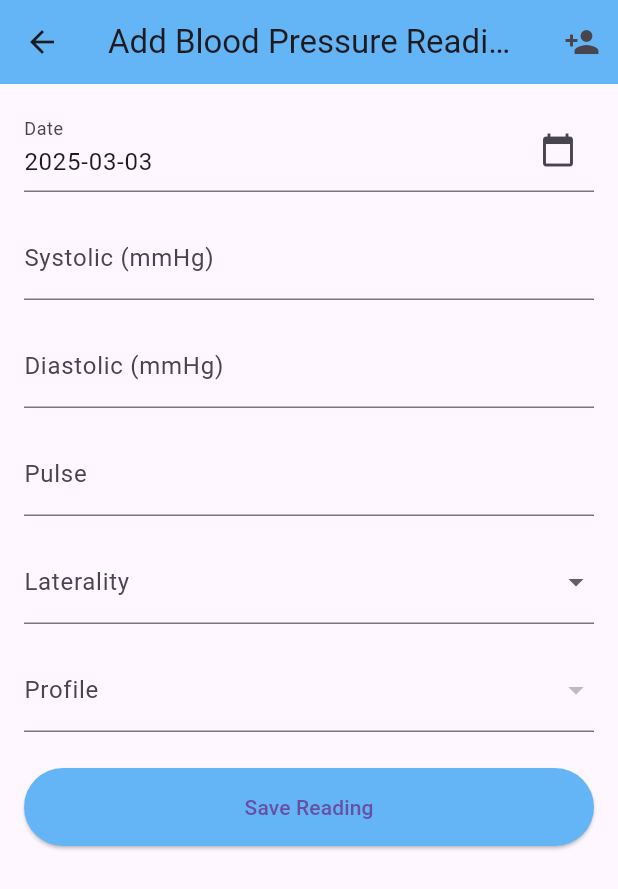
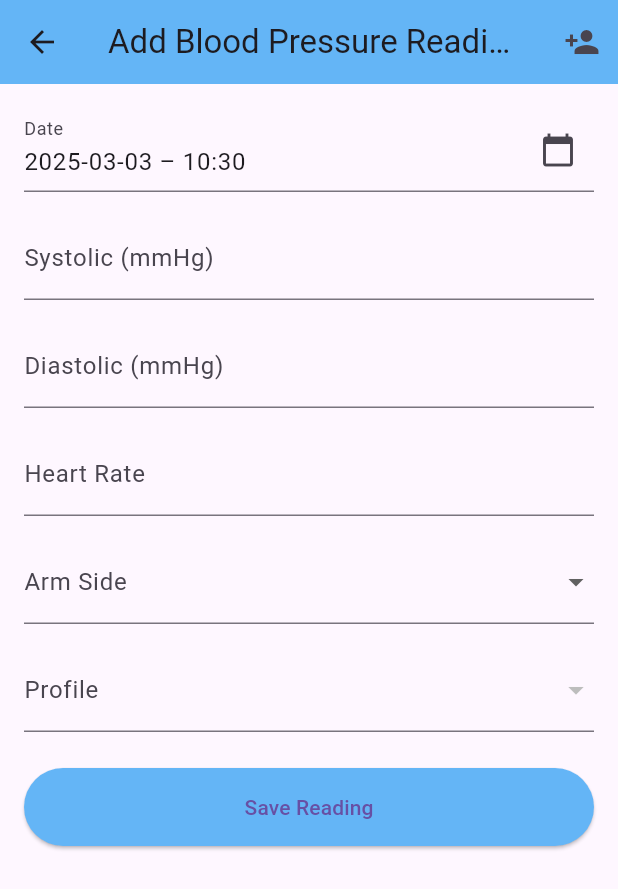
Before and after one commit to KCUkeka/bp_monitor, a Flutter app: the screen it shows after launch, after a tap on an icon or button, on a phone screen of 412 x 824 dp. Shown: the top 889 px of the screen. Run offline on Flutter 3.47's test engine with Material 3 defaults, Android fonts, the phone set to English and light mode, and no system bars; our stand-ins replace sqflite; accounts and stored records are empty.

Commit message:
DB scheme changed. Modified pages to adjust to change made.

```diff
--- a/lib/database/database_helper.dart
+++ b/lib/database/database_helper.dart
@@ -4,20 +4,24 @@ import 'package:path/path.dart';
 import 'package:path_provider/path_provider.dart';
 
 class DatabaseHelper {
+  // Singleton pattern
   static final DatabaseHelper _instance = DatabaseHelper._internal();
+  factory DatabaseHelper() => _instance;
+  DatabaseHelper._internal();
+
   static Database? _database;
+  final String _readingsTable = 'readings';
+  final String _profilesTable = 'profiles';
 
-  final String tableName = 'readings';
+  // Column names
   final String colId = 'id';
   final String colSystolic = 'systolic';
   final String colDiastolic = 'diastolic';
   final String colHeartRate = 'heartRate';
+  final String colArmSide = 'armSide';
   final String colDateTime = 'dateTime';
-  final String colNotes = 'notes';
-
-  factory DatabaseHelper() => _instance;
-
-  DatabaseHelper._internal();
+  final String colProfileId = 'profileId';
+  final String colProfileName = 'name';
 
   Future<Database> get database async {
     if (_database != null) return _database!;
@@ -31,64 +35,113 @@ class DatabaseHelper {
 
     return await openDatabase(
       path,
-      version: 1,
+      version: 2, // Incremented version for schema changes
       onCreate: _onCreate,
+      onUpgrade: _onUpgrade,
     );
   }
 
-// Add these columns to your table creation
   Future<void> _onCreate(Database db, int version) async {
+    // Create profiles table first
     await db.execute('''
-    CREATE TABLE readings (
-      id INTEGER PRIMARY KEY AUTOINCREMENT,
-      systolic INTEGER NOT NULL,
-      diastolic INTEGER NOT NULL,
-      pulse INTEGER,
-      laterality TEXT NOT NULL,
-      profile TEXT NOT NULL,
-      date TEXT NOT NULL
+      CREATE TABLE $_profilesTable (
+        $colId INTEGER PRIMARY KEY AUTOINCREMENT,
+        $colProfileName TEXT NOT NULL UNIQUE
       )
     ''');
 
+    // Create readings table with foreign key
     await db.execute('''
-    CREATE TABLE profiles (
-      id INTEGER PRIMARY KEY AUTOINCREMENT,
-      name TEXT NOT NULL UNIQUE
+      CREATE TABLE $_readingsTable (
+        $colId INTEGER PRIMARY KEY AUTOINCREMENT,
+        $colSystolic INTEGER NOT NULL,
+        $colDiastolic INTEGER NOT NULL,
+        $colHeartRate INTEGER,
+        $colArmSide TEXT NOT NULL,
+        $colDateTime TEXT NOT NULL,
+        $colProfileId INTEGER,
+        FOREIGN KEY ($colProfileId) REFERENCES $_profilesTable($colId)
       )
     ''');
   }
 
-// Add profile methods
+  Future<void> _onUpgrade(Database db, int oldVersion, int newVersion) async {
+    if (oldVersion < 2) {
+      // Migration for version 2
+      await db.execute('''
+        ALTER TABLE $_readingsTable
+        ADD COLUMN $colProfileId INTEGER
+      ''');
+    }
+  }
+
+  // ================== Profile Operations ==================
   Future<int> insertProfile(String name) async {
     final db = await database;
-  return await db.insert('profiles', {'name': name});
+    return await db.insert(
+      _profilesTable,
+      {colProfileName: name},
+      conflictAlgorithm: ConflictAlgorithm.replace,
+    );
   }
 
-Future<List<Map<String, dynamic>>> getAllProfiles() async {
+  Future<List<Map<String, dynamic>>> getProfiles() async {
     final db = await database;
-  return await db.query('profiles');
+    return await db.query(_profilesTable);
   }
 
   Future<int> deleteProfile(int id) async {
     final db = await database;
-  return await db.delete('profiles', where: 'id = ?', whereArgs: [id]);
+    return await db.delete(
+      _profilesTable,
+      where: '$colId = ?',
+      whereArgs: [id],
+    );
   }
 
-  // CRUD Operations
+  // ================== Reading Operations ==================
   Future<int> insertReading(Map<String, dynamic> reading) async {
     final db = await database;
-    return await db.insert(tableName, reading);
+    return await db.insert(
+      _readingsTable,
+      reading,
+      conflictAlgorithm: ConflictAlgorithm.replace,
+    );
   }
 
   Future<List<Map<String, dynamic>>> getAllReadings() async {
     final db = await database;
-    return await db.query(tableName, orderBy: '$colDateTime DESC');
+    return await db.query(
+      _readingsTable,
+      orderBy: '$colDateTime DESC',
+    );
+  }
+
+  Future<List<Map<String, dynamic>>> getReadingsByProfile(int profileId) async {
+    final db = await database;
+    return await db.query(
+      _readingsTable,
+      where: '$colProfileId = ?',
+      whereArgs: [profileId],
+      orderBy: '$colDateTime DESC',
+    );
+  }
+
+  Future<List<Map<String, dynamic>>> getReadingsWithProfile() async {
+    final db = await database;
+    return await db.rawQuery('''
+      SELECT r.*, p.$colProfileName
+      FROM $_readingsTable r
+      LEFT JOIN $_profilesTable p
+      ON r.$colProfileId = p.$colId
+      ORDER BY r.$colDateTime DESC
+    ''');
   }
 
   Future<int> updateReading(Map<String, dynamic> reading) async {
     final db = await database;
     return await db.update(
-      tableName,
+      _readingsTable,
       reading,
       where: '$colId = ?',
       whereArgs: [reading[colId]],
@@ -98,9 +151,21 @@ Future<int> deleteProfile(int id) async {
   Future<int> deleteReading(int id) async {
     final db = await database;
     return await db.delete(
-      tableName,
+      _readingsTable,
       where: '$colId = ?',
       whereArgs: [id],
     );
   }
+
+  // ================== Helper Methods ==================
+  Future<void> close() async {
+    final db = await database;
+    db.close();
   }
+
+  Future<void> clearDatabase() async {
+    final db = await database;
+    await db.delete(_readingsTable);
+    await db.delete(_profilesTable);
+  }
+}
--- a/lib/models/blood_pressure_reading.dart
+++ b/lib/models/blood_pressure_reading.dart
@@ -2,19 +2,19 @@ class BloodPressureReading {
   final int? id;
   final int systolic;
   final int diastolic;
-  final int? pulse; // Should match this name
-  final String laterality; // Should match this name
-  final String profile; // Should match this name
-  final DateTime date; // Should match this name
+  final int? heartRate;  // Changed from pulse
+  final String armSide;  // Changed from laterality
+  final int? profileId;  // Changed from profile (now int ID instead of String name)
+  final DateTime dateTime;  // Changed from date
 
   BloodPressureReading({
     this.id,
     required this.systolic,
     required this.diastolic,
-    this.pulse,
-    required this.laterality,
-    required this.profile,
-    required this.date, // Not dateTime
+    this.heartRate,
+    required this.armSide,
+    this.profileId,
+    required this.dateTime,
   });
 
   Map<String, dynamic> toMap() {
@@ -22,10 +22,10 @@ class BloodPressureReading {
       'id': id,
       'systolic': systolic,
       'diastolic': diastolic,
-      'pulse': pulse,
-      'laterality': laterality,
-      'profile': profile,
-      'date': date.toIso8601String(), // Key matches database column
+      'heartRate': heartRate,       // Matches database column
+      'armSide': armSide,           // Matches database column
+      'profileId': profileId,       // Matches database column
+      'dateTime': dateTime.toIso8601String(),  // Matches database column
     };
   }
 
@@ -34,10 +34,20 @@ class BloodPressureReading {
       id: map['id'],
       systolic: map['systolic'],
       diastolic: map['diastolic'],
-      pulse: map['pulse'],
-      laterality: map['laterality'],
-      profile: map['profile'],
-      date: DateTime.parse(map['date']), // Matches database column
+      heartRate: map['heartRate'],
+      armSide: map['armSide'],
+      profileId: map['profileId'],
+      dateTime: DateTime.parse(map['dateTime']),
     );
   }
+
+  // Helper method if you need to combine with profile name
+  String getProfileName(List<Map<String, dynamic>> profiles) {
+    if (profileId == null) return 'No Profile';
+    final profile = profiles.firstWhere(
+      (p) => p['id'] == profileId,
+      orElse: () => {'name': 'Unknown'},
+    );
+    return profile['name'];
+  }
 }
--- a/lib/screens/add_reading.dart
+++ b/lib/screens/add_reading.dart
@@ -16,12 +16,12 @@ class _AddReadingPageState extends State<AddReadingPage> {
   final DatabaseHelper _dbHelper = DatabaseHelper();
   String systolic = '';
   String diastolic = '';
-  String pulse = '';
-  String? selectedLaterality;
-  String? selectedProfile;
+  String heartRate = '';
+  String? selectedArmSide;
+  int? selectedProfileId;
   DateTime selectedDate = DateTime.now();
-  final List<String> lateralityOptions = ['Left Arm', 'Right Arm'];
-  List<String> profileOptions = [];
+  final List<String> armSideOptions = ['Left', 'Right'];
+  List<Map<String, dynamic>> profileOptions = [];
 
   @override
   void initState() {
@@ -30,9 +30,9 @@ class _AddReadingPageState extends State<AddReadingPage> {
   }
 
   Future<void> _loadProfiles() async {
-    final profiles = await _dbHelper.getAllProfiles();
+    final profiles = await _dbHelper.getProfiles();
     setState(() {
-      profileOptions = profiles.map((p) => p['name'] as String).toList();
+      profileOptions = profiles;
     });
   }
 
@@ -43,7 +43,7 @@ class _AddReadingPageState extends State<AddReadingPage> {
       firstDate: DateTime(2000),
       lastDate: DateTime.now(),
     );
-    if (picked != null) {
+    if (picked != null && picked != selectedDate) {
       setState(() => selectedDate = picked);
     }
   }
@@ -52,15 +52,15 @@ class _AddReadingPageState extends State<AddReadingPage> {
   Widget build(BuildContext context) {
     return Scaffold(
       appBar: AppBar(
-        title: Text('Add Blood Pressure Reading'),
+        title: const Text('Add Blood Pressure Reading'),
         backgroundColor: Colors.blue.shade300,
         actions: [
           IconButton(
-            icon: Icon(Icons.person_add),
+            icon: const Icon(Icons.person_add),
             onPressed: () async {
               await Navigator.push(
                 context,
-                MaterialPageRoute(builder: (context) => ProfilePage()),
+                MaterialPageRoute(builder: (context) =>  ProfilePage()),
               );
               _loadProfiles();
             },
@@ -77,80 +77,78 @@ class _AddReadingPageState extends State<AddReadingPage> {
                 decoration: InputDecoration(
                   labelText: 'Date',
                   suffixIcon: IconButton(
-                    icon: Icon(Icons.calendar_today),
+                    icon: const Icon(Icons.calendar_today),
                     onPressed: () => _selectDate(context),
                   ),
                 ),
                 readOnly: true,
                 controller: TextEditingController(
-                    text: DateFormat('yyyy-MM-dd').format(selectedDate)),
+                    text: DateFormat('yyyy-MM-dd – HH:mm').format(selectedDate)),
                 validator: (value) =>
                     value?.isEmpty ?? true ? 'Select date' : null,
               ),
-              SizedBox(height: 16),
+              const SizedBox(height: 16),
               TextFormField(
-                decoration: InputDecoration(labelText: 'Systolic (mmHg)'),
+                decoration: const InputDecoration(labelText: 'Systolic (mmHg)'),
                 keyboardType: TextInputType.number,
                 onChanged: (v) => systolic = v,
                 validator: (v) => v!.isEmpty ? 'Required' : null,
               ),
-              SizedBox(height: 16),
+              const SizedBox(height: 16),
               TextFormField(
-                decoration: InputDecoration(labelText: 'Diastolic (mmHg)'),
+                decoration: const InputDecoration(labelText: 'Diastolic (mmHg)'),
                 keyboardType: TextInputType.number,
                 onChanged: (v) => diastolic = v,
                 validator: (v) => v!.isEmpty ? 'Required' : null,
               ),
-              SizedBox(height: 16),
+              const SizedBox(height: 16),
               TextFormField(
-                decoration: InputDecoration(labelText: 'Pulse'),
+                decoration: const InputDecoration(labelText: 'Heart Rate'),
                 keyboardType: TextInputType.number,
-                onChanged: (v) => pulse = v,
+                onChanged: (v) => heartRate = v,
               ),
-              SizedBox(height: 16),
+              const SizedBox(height: 16),
               DropdownButtonFormField<String>(
-                value: selectedLaterality,
-                items: lateralityOptions
+                value: selectedArmSide,
+                items: armSideOptions
                     .map((v) => DropdownMenuItem(
                           value: v,
                           child: Text(v),
                         ))
                     .toList(),
-                onChanged: (v) => setState(() => selectedLaterality = v),
-                decoration: InputDecoration(labelText: 'Laterality'),
+                onChanged: (v) => setState(() => selectedArmSide = v),
+                decoration: const InputDecoration(labelText: 'Arm Side'),
                 validator: (v) => v == null ? 'Required' : null,
               ),
-              SizedBox(height: 16),
-              DropdownButtonFormField<String>(
-                value: selectedProfile,
+              const SizedBox(height: 16),
+              DropdownButtonFormField<int>(
+                value: selectedProfileId,
                 items: profileOptions
-                    .map((v) => DropdownMenuItem(
-                          value: v,
-                          child: Text(v),
+                    .map((profile) => DropdownMenuItem(
+                          value: profile['id'] as int,
+                          child: Text(profile['name'] as String),
                         ))
                     .toList(),
-                onChanged: (v) => setState(() => selectedProfile = v),
-                decoration: InputDecoration(labelText: 'Profile'),
+                onChanged: (v) => setState(() => selectedProfileId = v),
+                decoration: const InputDecoration(labelText: 'Profile'),
                 validator: (v) => v == null ? 'Required' : null,
               ),
-              SizedBox(height: 24),
+              const SizedBox(height: 24),
               ElevatedButton(
                 style: ElevatedButton.styleFrom(
                     backgroundColor: Colors.blue.shade300,
-                    padding: EdgeInsets.symmetric(vertical: 16)),
+                    padding: const EdgeInsets.symmetric(vertical: 16)),
                 onPressed: () async {
                   if (_formKey.currentState!.validate()) {
                     final reading = BloodPressureReading(
                       systolic: int.parse(systolic),
                       diastolic: int.parse(diastolic),
-                      pulse: pulse.isNotEmpty
-                          ? int.parse(pulse)
-                          : null, // Changed from heartRate to pulse
-                      laterality:
-                          selectedLaterality!, // Changed from lateralitySide
-                      profile: selectedProfile!, // Changed from profileName
-                      date:
-                          selectedDate, // Change 'dateTime' to 'date' (or the correct name)
+                      heartRate: heartRate.isNotEmpty
+                          ? int.parse(heartRate)
+                          : null,
+                      armSide: selectedArmSide!,
+                      dateTime: selectedDate,
+                      profileId: selectedProfileId,
                     );
 
                     try {
@@ -158,11 +156,11 @@ class _AddReadingPageState extends State<AddReadingPage> {
                       Navigator.pop(context, true);
                     } catch (e) {
                       ScaffoldMessenger.of(context).showSnackBar(
-                          SnackBar(content: Text('Error saving reading')));
+                          const SnackBar(content: Text('Error saving reading')));
                     }
                   }
                 },
-                child: Text('Save Reading'),
+                child: const Text('Save Reading'),
               ),
             ],
           ),
--- a/lib/screens/history_page.dart
+++ b/lib/screens/history_page.dart
@@ -11,62 +11,83 @@ class HistoryPage extends StatefulWidget {
 
 class _HistoryPageState extends State<HistoryPage> {
   final DatabaseHelper _dbHelper = DatabaseHelper();
-  Map<String, List<BloodPressureReading>> profileReadings = {};
+  Map<int, List<BloodPressureReading>> groupedReadings = {};
+  List<Map<String, dynamic>> profiles = [];
+  final Map<int, String> _profileNames = {};
 
   @override
   void initState() {
     super.initState();
-    _loadReadings();
+    _loadData();
   }
 
-  Future<void> _loadReadings() async {
+  Future<void> _loadData() async {
     final readings = await _dbHelper.getAllReadings();
-    final grouped = <String, List<BloodPressureReading>>{};
+    profiles = await _dbHelper.getProfiles();
 
+    // Create profile name lookup
+    _profileNames.clear();
+    for (final profile in profiles) {
+      _profileNames[profile['id'] as int] = profile['name'] as String;
+    }
+
+    // Group readings by profile ID
+    final grouped = <int, List<BloodPressureReading>>{};
     for (var readingMap in readings) {
       final reading = BloodPressureReading.fromMap(readingMap);
-      if (!grouped.containsKey(reading.profile)) {
-        grouped[reading.profile] = [];
+      final profileId = reading.profileId ?? 0; // 0 = no profile
+
+      if (!grouped.containsKey(profileId)) {
+        grouped[profileId] = [];
       }
-      grouped[reading.profile]!.add(reading);
+      grouped[profileId]!.add(reading);
     }
 
-    setState(() => profileReadings = grouped);
+    setState(() => groupedReadings = grouped);
+  }
+
+  String _getProfileName(int profileId) {
+    return _profileNames[profileId] ?? 'Unknown Profile';
   }
 
   @override
   Widget build(BuildContext context) {
     return Scaffold(
       appBar: AppBar(
-        title: Text('History'),
+        title: const Text('History'),
         backgroundColor: Colors.blue.shade300,
       ),
       body: RefreshIndicator(
-        onRefresh: _loadReadings,
+        onRefresh: _loadData,
         child: ListView.builder(
-          itemCount: profileReadings.keys.length,
+          itemCount: groupedReadings.keys.length,
           itemBuilder: (context, index) {
-            final profile = profileReadings.keys.elementAt(index);
+            final profileId = groupedReadings.keys.elementAt(index);
+            final readings = groupedReadings[profileId]!;
+
             return Card(
-              margin: EdgeInsets.all(8),
+              margin: const EdgeInsets.all(8),
               child: ExpansionTile(
-                title: Text(profile,
-                    style: TextStyle(fontWeight: FontWeight.bold)),
-                children: profileReadings[profile]!
-                    .map((reading) => ListTile(
                 title: Text(
-                              '${reading.systolic}/${reading.diastolic} mmHg'),
+                  profileId == 0 ? 'No Profile' : _getProfileName(profileId),
+                  style: const TextStyle(fontWeight: FontWeight.bold),
+                ),
+                children: readings.map((reading) => ListTile(
+                  title: Text(
+                    '${reading.systolic}/${reading.diastolic} mmHg',
+                    style: const TextStyle(fontWeight: FontWeight.w500),
+                  ),
                   subtitle: Column(
                     crossAxisAlignment: CrossAxisAlignment.start,
                     children: [
-                              Text('Pulse: ${reading.pulse ?? "N/A"}'),
-                              Text(DateFormat('yyyy-MM-dd')
-                                  .format(reading.date)),
-                              Text('Laterality: ${reading.laterality}'),
+                      Text('Heart Rate: ${reading.heartRate ?? "N/A"}'),
+                      Text(DateFormat('yyyy-MM-dd – HH:mm')
+                          .format(reading.dateTime)),
+                      Text('Arm Side: ${reading.armSide}'),
                     ],
                   ),
                   trailing: IconButton(
-                            icon: Icon(Icons.edit),
+                    icon: const Icon(Icons.edit, color: Colors.blue),
                     onPressed: () async {
                       final result = await Navigator.push(
                         context,
@@ -77,11 +98,10 @@ class _HistoryPageState extends State<HistoryPage> {
                           ),
                         ),
                       );
-                              if (result == true) _loadReadings();
+                      if (result == true) _loadData();
                     },
                   ),
-                        ))
-                    .toList(),
+                )).toList(),
               ),
             );
           },
--- a/lib/screens/main_page.dart
+++ b/lib/screens/main_page.dart
@@ -20,33 +20,48 @@ class _MainPageState extends State<MainPage> {
   Color unselectedItem = Colors.grey;
   final DatabaseHelper _dbHelper = DatabaseHelper();
 
-  Map<String, List<BloodPressureReading>> profileReadings = {};
-  String? selectedProfile;
+  Map<int, List<BloodPressureReading>> groupedReadings = {};
+  final Map<int, String> _profileNames = {};
+  int? selectedProfileId;
 
   @override
   void initState() {
     super.initState();
-    _fetchProfileReadings();
+    _loadData();
   }
 
-  Future<void> _fetchProfileReadings() async {
+  Future<void> _loadData() async {
     final readings = await _dbHelper.getAllReadings();
-    final grouped = <String, List<BloodPressureReading>>{};
+    final profiles = await _dbHelper.getProfiles();
 
+    // Create profile name lookup
+    _profileNames.clear();
+    for (final profile in profiles) {
+      _profileNames[profile['id'] as int] = profile['name'] as String;
+    }
+
+    // Group readings by profile ID
+    final grouped = <int, List<BloodPressureReading>>{};
     for (var readingMap in readings) {
       final reading = BloodPressureReading.fromMap(readingMap);
-      if (!grouped.containsKey(reading.profile)) {
-        grouped[reading.profile] = [];
+      final profileId = reading.profileId ?? 0; // 0 = no profile
+
+      if (!grouped.containsKey(profileId)) {
+        grouped[profileId] = [];
       }
-      grouped[reading.profile]!.add(reading);
+      grouped[profileId]!.add(reading);
     }
 
     setState(() {
-      profileReadings = grouped;
+      groupedReadings = grouped;
       if (grouped.isNotEmpty) {
-        selectedProfile = grouped.keys.first;
+        selectedProfileId = grouped.keys.first;
       }
     });
+  }
+
+  String _getProfileName(int profileId) {
+    return profileId == 0 ? 'No Profile' : _profileNames[profileId] ?? 'Unknown Profile';
   }
 
   @override
@@ -82,9 +97,9 @@ class _MainPageState extends State<MainPage> {
         onPressed: () async {
           await Navigator.push(
             context,
-            MaterialPageRoute(builder: (context) => AddReadingPage()),
+            MaterialPageRoute(builder: (context) => const AddReadingPage()),
           );
-          _fetchProfileReadings();
+          _loadData();
         },
         child: Container(
           width: 60,
@@ -113,11 +128,13 @@ class _MainPageState extends State<MainPage> {
         return HistoryPage();
       case 1:
         return TrendsPage(
-          profileReadings: profileReadings.map((key, value) =>
-              MapEntry(key, value.map((reading) => reading.toMap()).toList())),
+          profileReadings: groupedReadings.map((key, value) => MapEntry(
+            _getProfileName(key),
+            value.map((reading) => reading.toMap()).toList(),
+          )),
         );
       case 2:
-        return ProfilePage();
+        return  ProfilePage();
       default:
         return HistoryPage();
     }
```
Also changed, not shown: lib/screens/editreadingpage.dart (+115 -66 lines), lib/screens/profile_page.dart (+24 -30 lines). Lines whose indentation alone changed are shown as unchanged.
